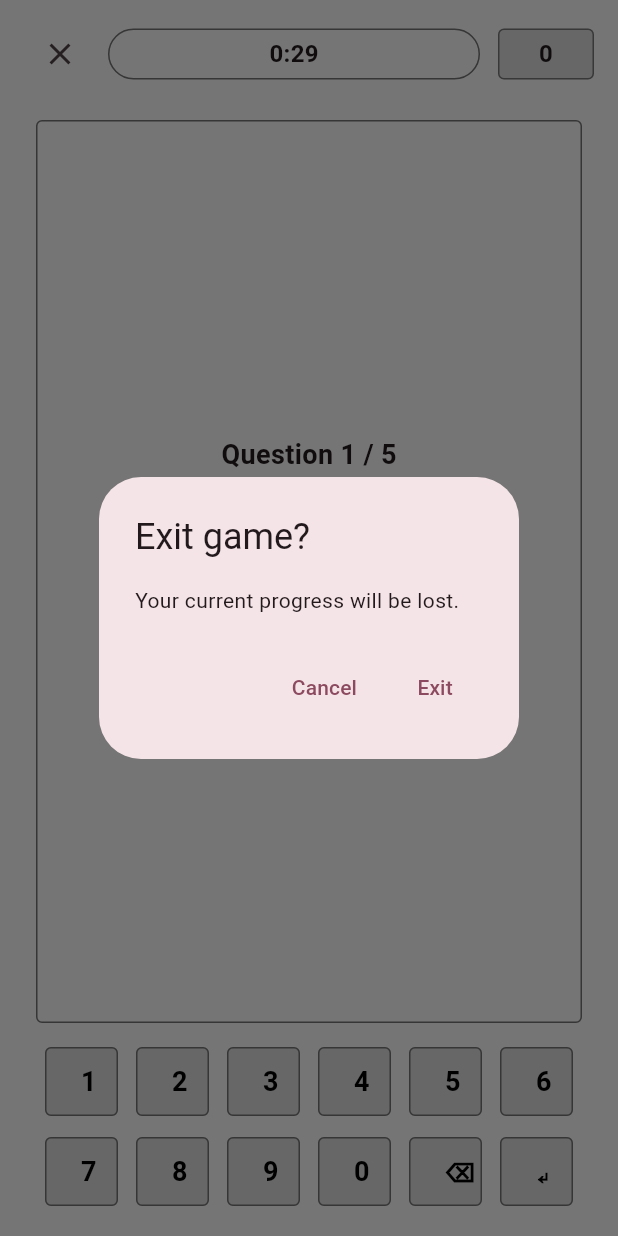
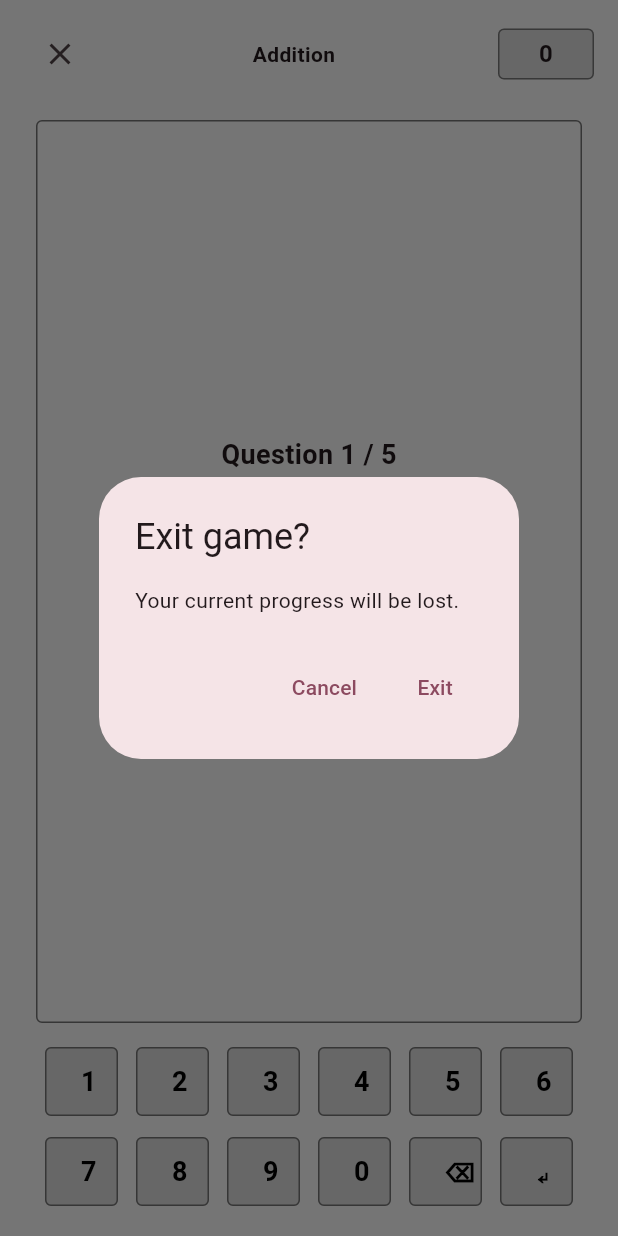
Before and after one commit to ph23aaj/math_stars, a Flutter app: the GamePlayScreen screen opened directly with empty values, after a tap on the "close" icon, on a phone screen of 412 x 824 dp. Run offline on Flutter 3.47's test engine with Material 3 defaults, Android fonts, the phone set to English and light mode, and no system bars; our stand-ins replace cloud_firestore, firebase_auth, firebase_core, fl_chart; accounts and stored records are empty.

Commit message:
changed the levels of games
changed the levels of the games to scale with difficulty of questions, not decreasing times

```diff
--- a/lib/Screens/game_play_screen.dart
+++ b/lib/Screens/game_play_screen.dart
@@ -34,18 +34,6 @@ class _Q {
 class _GamePlayScreenState extends State<GamePlayScreen> {
   static const int totalQuestions = 5;
 
-  int get secondsPerQuestion {
-    switch (widget.level) {
-      case 1:
-        return 45;
-      case 2:
-        return 30;
-      case 3:
-        return 15;
-      default:
-        return 30;
-    }
-  }
 
   // Game mapping: 1=addition, 2=subtraction, 3=multiplication
   bool get _isAddition => widget.game == 1;
@@ -54,17 +42,17 @@ class _GamePlayScreenState extends State<GamePlayScreen> {
   bool get _isDivision => widget.game == 4;
 
   String get _gameId {
-    if (_isSubtraction) return 'timed_subtraction';
-    if (_isMultiplication) return 'timed_multiplication';
-    if (_isDivision) return 'timed_division';
-    return 'timed_addition';
+    if (_isSubtraction) return 'subtraction';
+    if (_isMultiplication) return 'multiplication';
+    if (_isDivision) return 'division';
+    return 'addition';
   }
 
   String get _gameName {
-    if (_isSubtraction) return 'Timed Subtraction';
-    if (_isMultiplication) return 'Timed Multiplication';
-    if (_isDivision) return 'Timed Division';
-    return 'Timed Addition';
+    if (_isSubtraction) return 'Subtraction';
+    if (_isMultiplication) return 'Multiplication';
+    if (_isDivision) return 'Division';
+    return 'Addition';
   }
 
   String get _opSymbol {
@@ -81,13 +69,93 @@ class _GamePlayScreenState extends State<GamePlayScreen> {
     return a + b;
   }
 
+  // ---------------- Difficulty helpers ----------------
+
+// For multiplication/division progression
+  List<int> _tablesForLevel(int level) {
+    switch (level) {
+      case 1:
+        return [2, 5, 10];
+      case 2:
+        return [3, 4, 8];
+      case 3:
+        return [6, 7, 9, 11, 12];
+      default:
+        return [2, 5, 10];
+    }
+  }
+
+// Create 1 base question (index is 1..5)
+  _Q _makeQuestion(int index) {
+    // Addition
+    if (_isAddition) {
+      if (widget.level == 1) {
+        // within 10
+        final qa = rng.nextInt(11); // 0..10
+        final qb = rng.nextInt(11 - qa); // keeps sum <= 10
+        return _Q(id: 'q$index', index: index, a: qa, b: qb);
+      } else if (widget.level == 2) {
+        // within 20 (some crossing 10)
+        int qa = rng.nextInt(21); // 0..20
+        int qb = rng.nextInt(21 - qa);
+        return _Q(id: 'q$index', index: index, a: qa, b: qb);
+      } else {
+        // level 3: two-digit addition
+        final qa = rng.nextInt(90) + 10; // 10..99
+        final qb = rng.nextInt(90) + 10; // 10..99
+        return _Q(id: 'q$index', index: index, a: qa, b: qb);
+      }
+    }
+
+    // Subtraction
+    if (_isSubtraction) {
+      if (widget.level == 1) {
+        // within 10, non-negative
+        int qa = rng.nextInt(11); // 0..10
+        int qb = rng.nextInt(qa + 1); // 0..qa
+        return _Q(id: 'q$index', index: index, a: qa, b: qb);
+      } else if (widget.level == 2) {
+        // within 20, non-negative
+        int qa = rng.nextInt(21); // 0..20
+        int qb = rng.nextInt(qa + 1);
+        return _Q(id: 'q$index', index: index, a: qa, b: qb);
+      } else {
+        // level 3: two-digit subtraction, non-negative
+        int qa = rng.nextInt(90) + 10; // 10..99
+        int qb = rng.nextInt(qa - 9) + 10; // 10..qa
+        return _Q(id: 'q$index', index: index, a: qa, b: qb);
+      }
+    }
+
+    // Multiplication
+    if (_isMultiplication) {
+      final tables = _tablesForLevel(widget.level);
+      final qa = tables[rng.nextInt(tables.length)]; // the table number
+      final qb = rng.nextInt(12) + 1; // 1..12
+      return _Q(id: 'q$index', index: index, a: qa, b: qb);
+    }
+
+    // Division (exact, based on multiplication tables by level)
+    if (_isDivision) {
+      final tables = _tablesForLevel(widget.level);
+      final divisor = tables[rng.nextInt(tables.length)];
+      final multiplier = rng.nextInt(12) + 1;
+      final dividend = divisor * multiplier;
+      return _Q(id: 'q$index', index: index, a: dividend, b: divisor);
+    }
+
+    // Fallback
+    final qa = rng.nextInt(12) + 1;
+    final qb = rng.nextInt(12) + 1;
+    return _Q(id: 'q$index', index: index, a: qa, b: qb);
+  }
+
 
   final Random rng = Random();
-  Timer? timer;
 
   bool _ready = false;
 
-  int remainingSeconds = 0;
+
   String answer = '';
 
   // Current displayed values
@@ -118,7 +186,6 @@ class _GamePlayScreenState extends State<GamePlayScreen> {
 
   @override
   void dispose() {
-    timer?.cancel();
     super.dispose();
   }
 
@@ -139,8 +206,6 @@ class _GamePlayScreenState extends State<GamePlayScreen> {
     }
 
     // Reset state
-    timer?.cancel();
-    remainingSeconds = secondsPerQuestion;
     answer = '';
     score = 0;
     incorrect = 0;
@@ -151,38 +216,9 @@ class _GamePlayScreenState extends State<GamePlayScreen> {
     _questionLogs.clear();
     _attemptCountByQuestionId.clear();
 
-    // Generate base questions
-    for (int i = 0; i < totalQuestions; i++) {
-      int qa;
-      int qb;
-
-      if (_isSubtraction) {
-        // 1..24, keep non-negative (a >= b)
-        qa = rng.nextInt(24) + 1;
-        qb = rng.nextInt(24) + 1;
-        if (qb > qa) {
-          final tmp = qa;
-          qa = qb;
-          qb = tmp;
-        }
-      } else if (_isDivision) {
-        // Division from 12x12 table:
-        // pick x,y in 1..12 then ask (x*y) ÷ y
-        final x = rng.nextInt(12) + 1;
-        final y = rng.nextInt(12) + 1;
-        qa = x * y; // dividend (1..144)
-        qb = y;     // divisor (1..12)
-      } else if (_isMultiplication) {
-        // Multiplication 1..12
-        qa = rng.nextInt(12) + 1;
-        qb = rng.nextInt(12) + 1;
-      } else {
-        // Addition 1..12
-        qa = rng.nextInt(12) + 1;
-        qb = rng.nextInt(12) + 1;
-      }
-
-      _queue.add(_Q(id: 'q${i + 1}', index: i + 1, a: qa, b: qb));
+    // Generate base questions (difficulty depends on level)
+    for (int i = 1; i <= totalQuestions; i++) {
+      _queue.add(_makeQuestion(i));
     }
 
     _current = _queue.removeAt(0);
@@ -192,7 +228,6 @@ class _GamePlayScreenState extends State<GamePlayScreen> {
   }
 
   void _startNewQuestion() {
-    timer?.cancel();
 
     final q = _current;
     if (q == null) return;
@@ -202,20 +237,7 @@ class _GamePlayScreenState extends State<GamePlayScreen> {
     b = q.b;
 
     answer = '';
-    remainingSeconds = secondsPerQuestion;
     _questionStart = DateTime.now();
-
-    // Start countdown
-    timer = Timer.periodic(const Duration(seconds: 1), (_) {
-      if (!mounted) return;
-
-      setState(() => remainingSeconds--);
-
-      if (remainingSeconds <= 0) {
-        timer?.cancel();
-        _handleTimeUp();
-      }
-    });
 
     setState(() {}); // refresh UI
   }
@@ -246,15 +268,6 @@ class _GamePlayScreenState extends State<GamePlayScreen> {
     );
   }
 
-  void _handleTimeUp() {
-    _submitAttempt(
-      isCorrect: false,
-      userAnswer: null,
-      timedOut: true,
-      snack: "Time's up!",
-    );
-  }
-
   Future<void> _submitAttempt({
     required bool isCorrect,
     required int? userAnswer,
@@ -263,8 +276,6 @@ class _GamePlayScreenState extends State<GamePlayScreen> {
   }) async {
     final q = _current;
     if (q == null) return;
-
-    timer?.cancel();
 
     // Attempt number for this specific base question
     final attemptNo = (_attemptCountByQuestionId[q.id] ?? 0) + 1;
@@ -286,7 +297,6 @@ class _GamePlayScreenState extends State<GamePlayScreen> {
     _questionLogs.add({
       'questionId': q.id,
       'questionIndex': q.index, // original question number (1..5)
-      'attemptNo': attemptNo,
       'a': q.a,
       'b': q.b,
       'operator': _opSymbol,
@@ -345,7 +355,6 @@ class _GamePlayScreenState extends State<GamePlayScreen> {
 
 
   Future<void> _finishGame() async {
-    timer?.cancel();
 
     int computeAvgTimeMs() {
       if (_questionLogs.isEmpty) return 0;
@@ -395,7 +404,6 @@ class _GamePlayScreenState extends State<GamePlayScreen> {
 
 
   void _confirmExit() {
-    timer?.cancel();
 
     showDialog<void>(
       context: context,
@@ -452,7 +460,6 @@ class _GamePlayScreenState extends State<GamePlayScreen> {
     }
 
     final qIndex = _current!.index; // original 1..5
-    final timeText = _formatTime(remainingSeconds);
 
     return Scaffold(
       body: SafeArea(
@@ -470,20 +477,11 @@ class _GamePlayScreenState extends State<GamePlayScreen> {
                   const SizedBox(width: 8),
 
                   Expanded(
-                    child: Container(
-                      height: 34,
-                      decoration: BoxDecoration(
-                        border: Border.all(color: Colors.black54),
-                        borderRadius: BorderRadius.circular(999),
-                      ),
-                      alignment: Alignment.center,
-                      child: Text(
-                        timeText,
-                        style: const TextStyle(
-                          fontSize: 16,
-                          fontWeight: FontWeight.w600,
-                        ),
-                      ),
+                    child: Text(
+                      _gameName,
+                      textAlign: TextAlign.center,
+                      style: const TextStyle(fontWeight: FontWeight.w600),
+                      overflow: TextOverflow.ellipsis,
                     ),
                   ),
 
```
